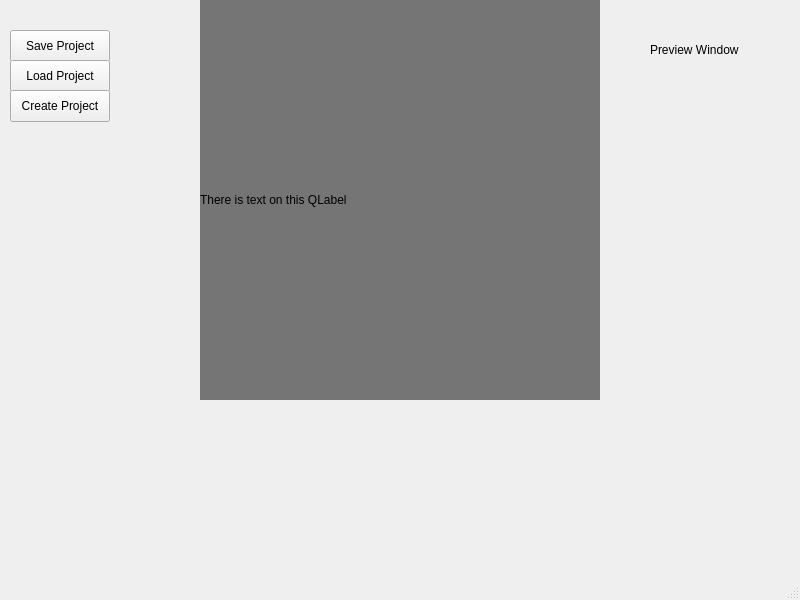
Qt form Foorge/mainwindow.ui (NCChacki/CS3505-Software2-SpriteEditor) before a commit.
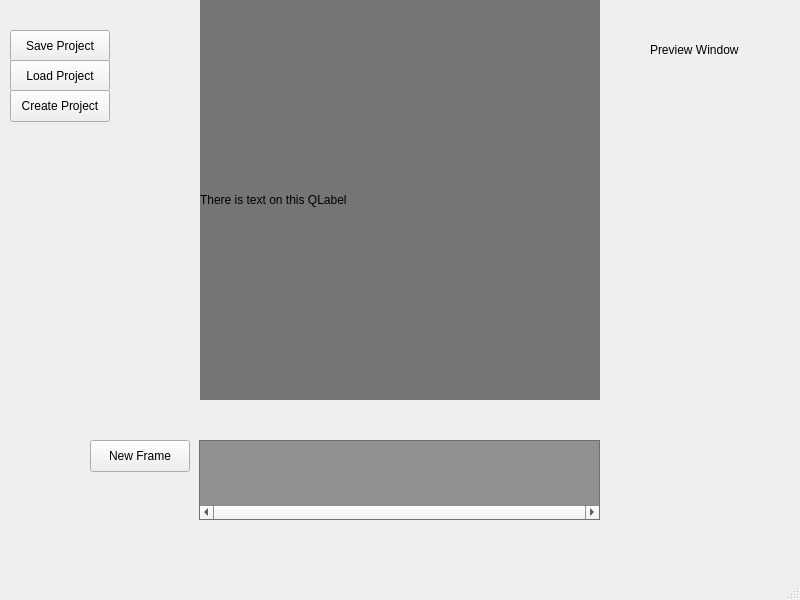
The same form after that commit. Custom widgets are drawn as their Qt base class.

Commit message: Added new frame button

What changed in the file:
```diff
--- a/Foorge/mainwindow.ui
+++ b/Foorge/mainwindow.ui
@@ -213,6 +213,108 @@
      <string>Preview Window</string>
     </property>
    </widget>
+   <widget class="QScrollArea" name="previewScrollArea">
+    <property name="geometry">
+     <rect>
+      <x>199</x>
+      <y>440</y>
+      <width>401</width>
+      <height>80</height>
+     </rect>
+    </property>
+    <property name="palette">
+     <palette>
+      <active>
+       <colorrole role="Window">
+        <brush brushstyle="SolidPattern">
+         <color alpha="255">
+          <red>145</red>
+          <green>145</green>
+          <blue>145</blue>
+         </color>
+        </brush>
+       </colorrole>
+      </active>
+      <inactive>
+       <colorrole role="Window">
+        <brush brushstyle="SolidPattern">
+         <color alpha="255">
+          <red>145</red>
+          <green>145</green>
+          <blue>145</blue>
+         </color>
+        </brush>
+       </colorrole>
+      </inactive>
+      <disabled>
+       <colorrole role="Base">
+        <brush brushstyle="SolidPattern">
+         <color alpha="255">
+          <red>145</red>
+          <green>145</green>
+          <blue>145</blue>
+         </color>
+        </brush>
+       </colorrole>
+       <colorrole role="Window">
+        <brush brushstyle="SolidPattern">
+         <color alpha="255">
+          <red>145</red>
+          <green>145</green>
+          <blue>145</blue>
+         </color>
+        </brush>
+       </colorrole>
+      </disabled>
+     </palette>
+    </property>
+    <property name="autoFillBackground">
+     <bool>true</bool>
+    </property>
+    <property name="verticalScrollBarPolicy">
+     <enum>Qt::ScrollBarAlwaysOff</enum>
+    </property>
+    <property name="horizontalScrollBarPolicy">
+     <enum>Qt::ScrollBarAlwaysOn</enum>
+    </property>
+    <property name="widgetResizable">
+     <bool>true</bool>
+    </property>
+    <widget class="QWidget" name="scrollAreaWidgetContents">
+     <property name="geometry">
+      <rect>
+       <x>0</x>
+       <y>0</y>
+       <width>399</width>
+       <height>78</height>
+      </rect>
+     </property>
+     <widget class="QWidget" name="horizontalLayoutWidget">
+      <property name="geometry">
+       <rect>
+        <x>-1</x>
+        <y>-1</y>
+        <width>401</width>
+        <height>81</height>
+       </rect>
+      </property>
+      <layout class="QHBoxLayout" name="horizontalLayout"/>
+     </widget>
+    </widget>
+   </widget>
+   <widget class="QPushButton" name="newFrameButton">
+    <property name="geometry">
+     <rect>
+      <x>90</x>
+      <y>440</y>
+      <width>100</width>
+      <height>32</height>
+     </rect>
+    </property>
+    <property name="text">
+     <string>New Frame</string>
+    </property>
+   </widget>
   </widget>
   <widget class="QMenuBar" name="menubar">
    <property name="geometry">
```
The commit also changes 12 other files.
